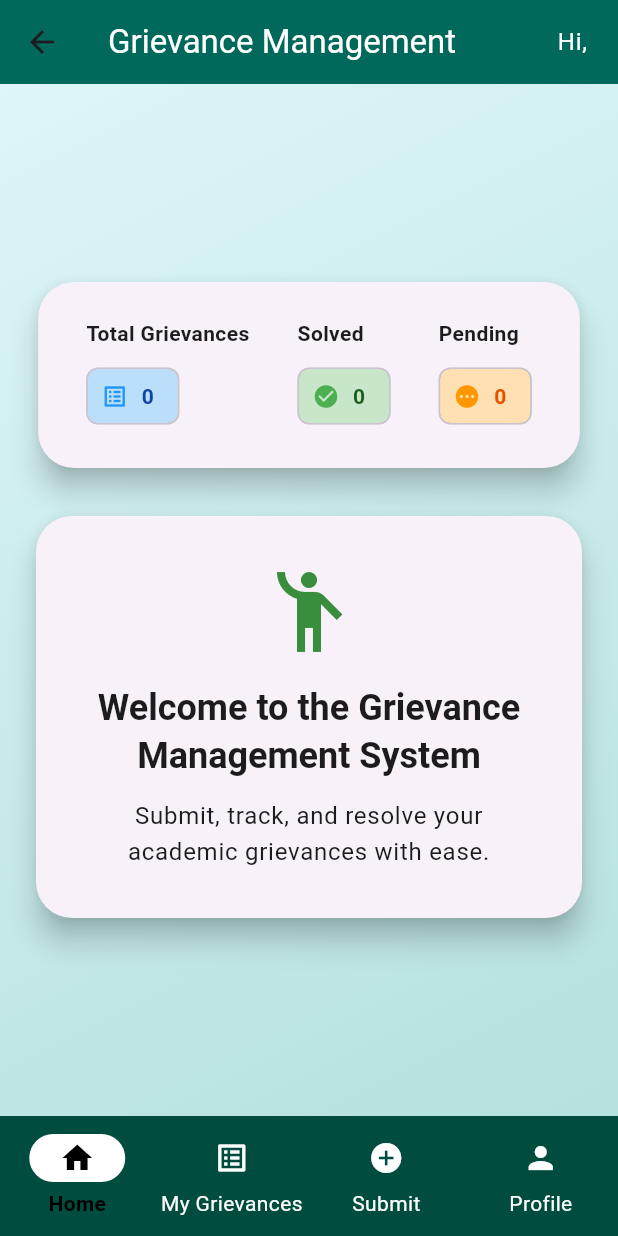
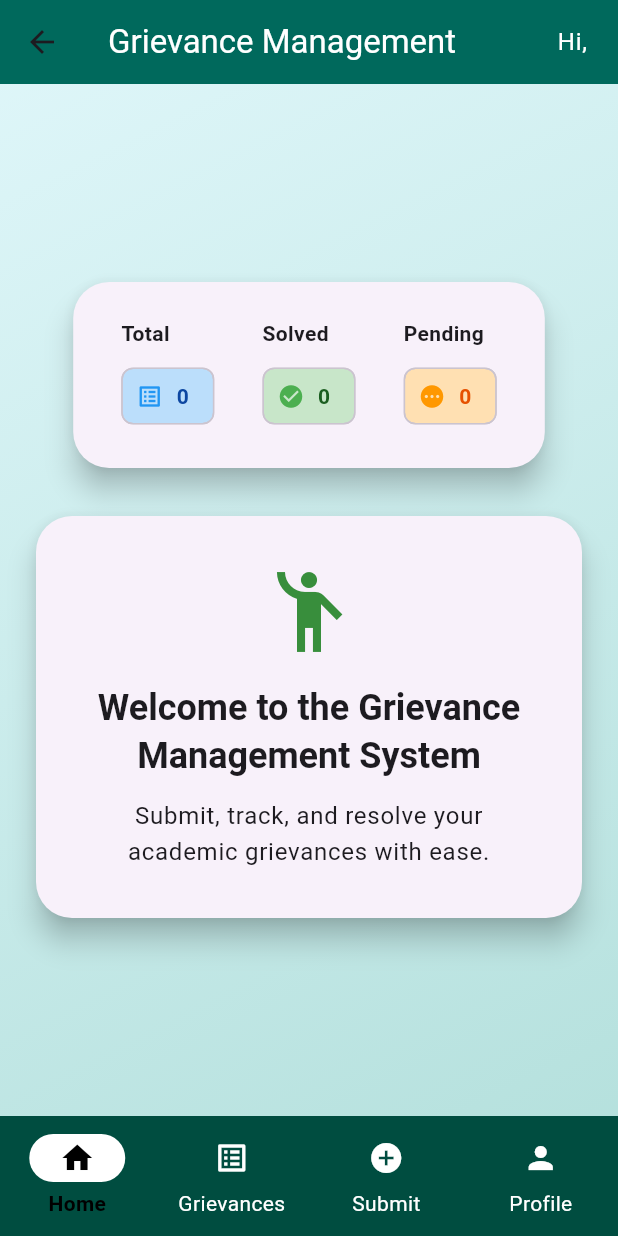
Before and after one commit to Pawan1618/grievance_management_app, a Flutter app: the HomeScreen screen opened directly, on a phone screen of 412 x 824 dp. Run offline on Flutter 3.47's test engine with Material 3 defaults, Android fonts, the phone set to English and light mode, and no system bars; our stand-ins replace cloud_firestore, firebase_auth, firebase_core, image_picker; accounts and stored records are empty.

Commit message:
basic name change

```diff
--- a/lib/screens/home_screen.dart
+++ b/lib/screens/home_screen.dart
@@ -78,7 +78,7 @@ class _HomeScreenState extends State<HomeScreen> {
             onDestinationSelected: (i) => setState(() => _selectedIndex = i),
             destinations: const [
               NavigationDestination(icon: Icon(Icons.home), label: 'Home'),
-              NavigationDestination(icon: Icon(Icons.list_alt), label: 'My Grievances'),
+              NavigationDestination(icon: Icon(Icons.list_alt), label: 'Grievances'),
               NavigationDestination(icon: Icon(Icons.add_circle), label: 'Submit'),
               NavigationDestination(icon: Icon(Icons.person), label: 'Profile'),
             ],
@@ -130,7 +130,7 @@ class _HomeContentState extends State<_HomeContent> {
                   Column(
                     crossAxisAlignment: CrossAxisAlignment.start,
                     children: [
-                      const Text('Total Grievances', style: TextStyle(fontWeight: FontWeight.bold)),
+                      const Text('Total', style: TextStyle(fontWeight: FontWeight.bold)),
                       const SizedBox(height: 8),
                       Chip(
                         label: Text('$total'),
```
